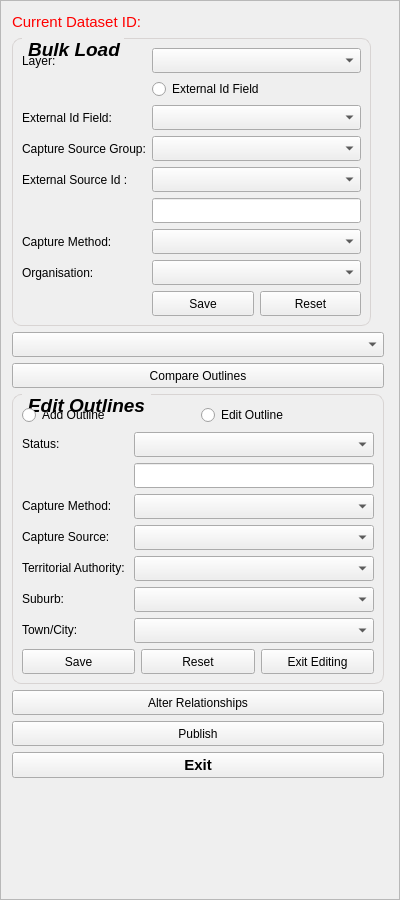
Old version of the form buildings/gui/bulk_load.ui in the repository linz/nz-buildings.
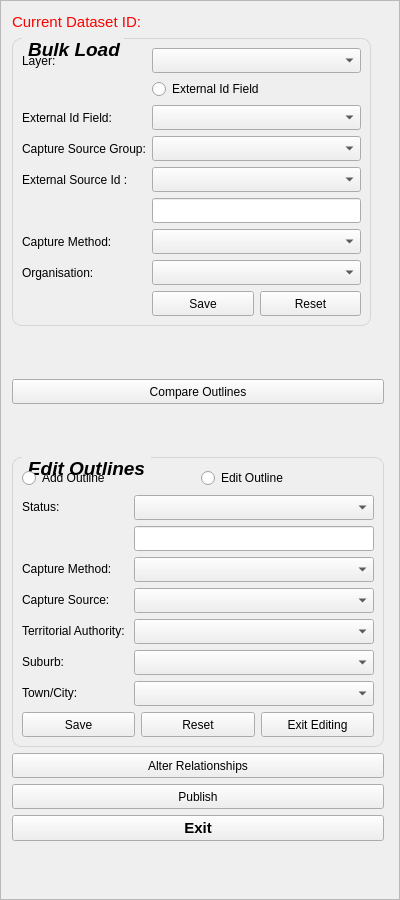
New version of the form. Custom widgets are drawn as their Qt base class.

```diff
--- a/buildings/gui/bulk_load.ui
+++ b/buildings/gui/bulk_load.ui
@@ -79,7 +79,7 @@
         <x>0</x>
         <y>0</y>
         <width>377</width>
-        <height>911</height>
+        <height>930</height>
        </rect>
       </property>
       <property name="sizePolicy">
@@ -397,26 +397,17 @@
         </widget>
        </item>
        <item>
-        <widget class="QComboBox" name="cmb_capture_source_area">
-         <property name="sizePolicy">
-          <sizepolicy hsizetype="MinimumExpanding" vsizetype="Fixed">
-           <horstretch>0</horstretch>
-           <verstretch>0</verstretch>
-          </sizepolicy>
+        <spacer name="verticalSpacer_2">
+         <property name="orientation">
+          <enum>Qt::Vertical</enum>
          </property>
-         <property name="minimumSize">
+         <property name="sizeHint" stdset="0">
           <size>
-           <width>0</width>
-           <height>25</height>
+           <width>20</width>
+           <height>20</height>
           </size>
          </property>
-         <property name="maximumSize">
-          <size>
-           <width>400</width>
-           <height>16777215</height>
-          </size>
-         </property>
-        </widget>
+        </spacer>
        </item>
        <item>
         <widget class="QPushButton" name="btn_compare_outlines">
@@ -446,6 +437,19 @@
          </property>
         </widget>
        </item>
+       <item>
+        <spacer name="verticalSpacer_3">
+         <property name="orientation">
+          <enum>Qt::Vertical</enum>
+         </property>
+         <property name="sizeHint" stdset="0">
+          <size>
+           <width>20</width>
+           <height>20</height>
+          </size>
+         </property>
+        </spacer>
+       </item>
        <item>
         <widget class="QGroupBox" name="grpb_edits">
          <property name="sizePolicy">
```
